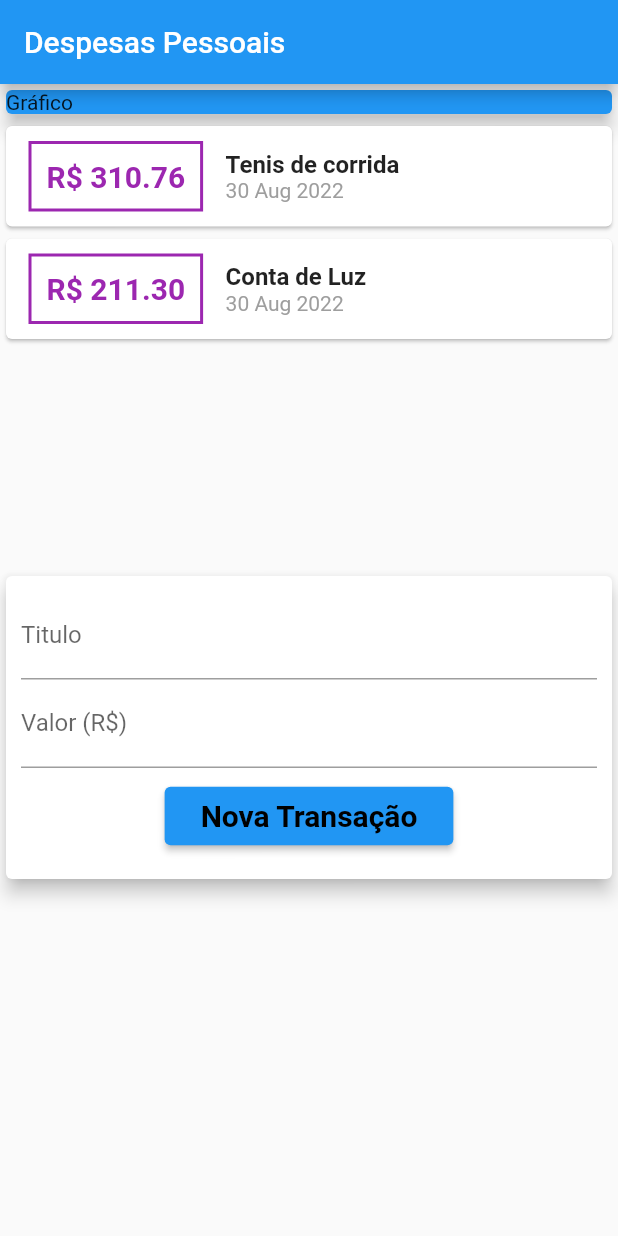
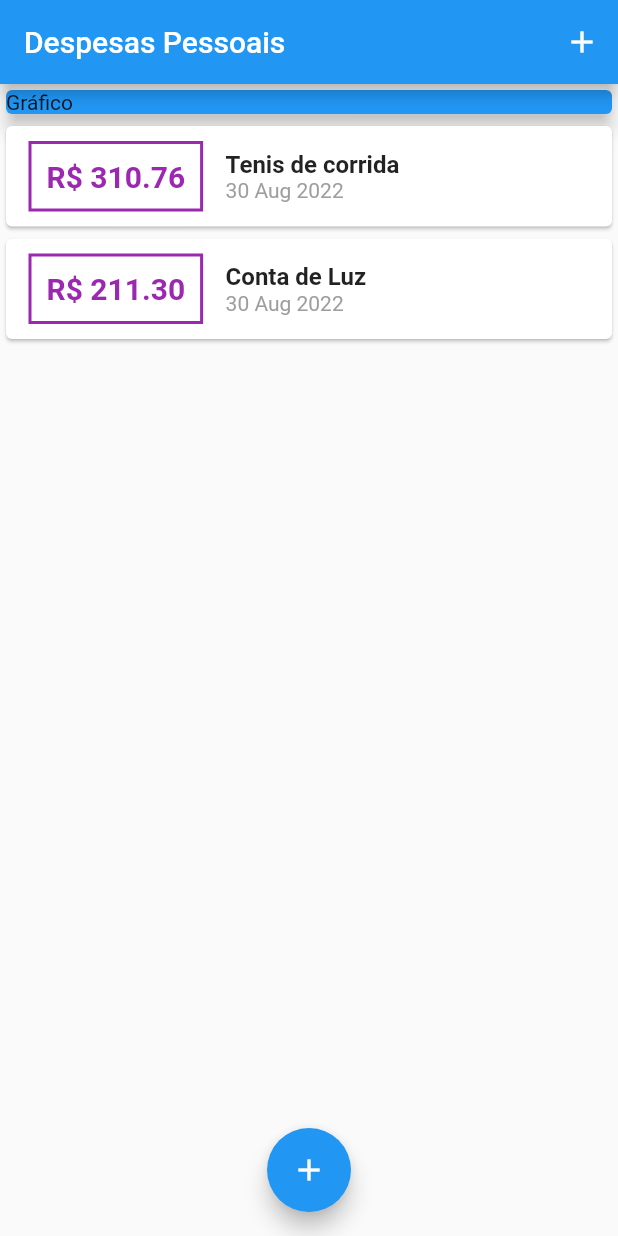
Before and after one commit to Ath0maz/Expensives, a Flutter app: the screen it shows after launch, on a phone screen of 412 x 824 dp. Run offline on Flutter 3.47's test engine with Material 2 defaults, Android fonts, the phone set to English and light mode, and no system bars.

```diff
--- a/lib/main.dart
+++ b/lib/main.dart
@@ -1,5 +1,10 @@
-import 'components/transaction_user.dart';
+import 'package:expensives/components/transaction_form.dart';
+import 'components/transaction_form.dart';
+import 'components/transaction_list.dart';
+
 import 'package:flutter/material.dart';
+import 'models/transactions.dart';
+import 'dart:math';
 
 main() => runApp(ExpensesApp());
 
@@ -12,12 +17,59 @@ class ExpensesApp extends StatelessWidget {
   }
 }
 
-class MyHomePage extends StatelessWidget {
+class MyHomePage extends StatefulWidget {
+  @override
+  State<MyHomePage> createState() => _MyHomePageState();
+}
+
+class _MyHomePageState extends State<MyHomePage> {
+  final _transactions = [
+    Transaction(
+      id: 't1',
+      title: 'Tenis de corrida',
+      value: 310.76,
+      date: DateTime.now(),
+    ),
+    Transaction(
+      id: 't2',
+      title: 'Conta de Luz',
+      value: 211.30,
+      date: DateTime.now(),
+    ),
+  ];
+
+  _addTransaction(String title, double value) {
+    final newTransaction = Transaction(
+      id: Random().nextDouble().toString(),
+      title: title,
+      value: value,
+      date: DateTime.now(),
+    );
+
+    setState(() {
+      _transactions.add(newTransaction);
+    });
+  }
+
+  _openTransactionFormModal(BuildContext context) {
+    showModalBottomSheet(
+        context: context,
+        builder: (_) {
+          return TransactionForm(_addTransaction);
+        });
+  }
+
   @override
   Widget build(BuildContext context) {
     return Scaffold(
       appBar: AppBar(
         title: const Text('Despesas Pessoais'),
+        actions: <Widget>[
+          IconButton(
+            icon: Icon(Icons.add),
+            onPressed: () => _openTransactionFormModal(context),
+          ),
+        ],
       ),
       body: SingleChildScrollView(
         child: Column(
@@ -30,10 +82,15 @@ class MyHomePage extends StatelessWidget {
                 elevation: 5,
               ),
             ),
-            TransactionUser(),
+            TransactionList(_transactions),
           ],
         ),
       ),
+      floatingActionButton: FloatingActionButton(
+        child: Icon(Icons.add),
+        onPressed: () => _openTransactionFormModal(context),
+      ),
+      floatingActionButtonLocation: FloatingActionButtonLocation.centerFloat,
     );
   }
 }
```
